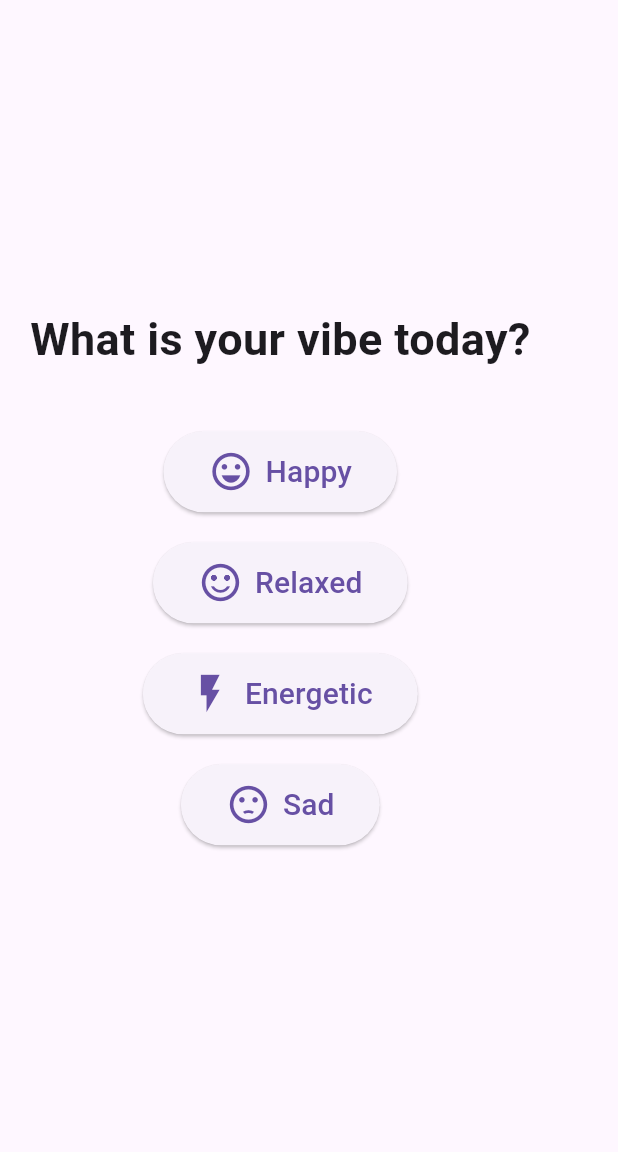
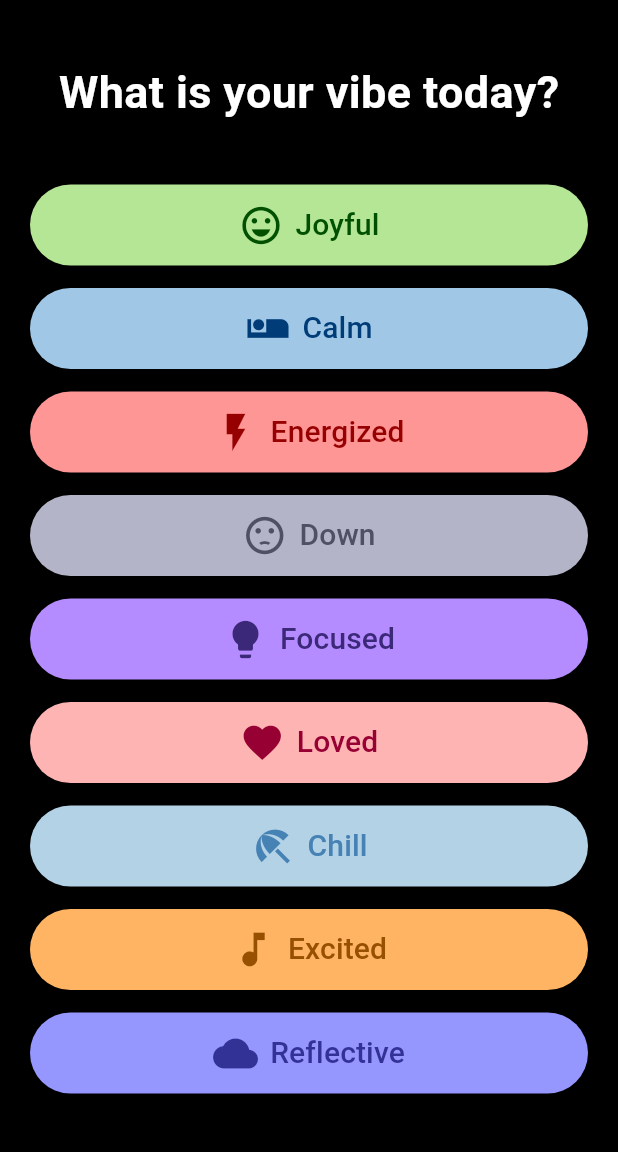
Before and after one commit to NamraAjmal/MusiCalm, a Flutter app: the screen it shows after launch, on a phone screen of 412 x 824 dp, the part 84-1236 px from its top. Run offline on Flutter 3.47's test engine with Material 3 defaults, Android fonts, the light colour scheme and no system bars.

Commit message:
Add moods on home screen

```diff
--- a/music_app/lib/screens/home_screen.dart
+++ b/music_app/lib/screens/home_screen.dart
@@ -9,43 +9,125 @@ class HomeScreen extends StatelessWidget {
         title: Text(
           'MusiCalm',
           style: TextStyle(
-              color: Colors.blue, fontSize: 30, fontWeight: FontWeight.bold),
+            color: Colors.blue,
+            fontSize: 30,
+            fontWeight: FontWeight.bold,
+          ),
         ),
         centerTitle: true,
         backgroundColor: Colors.black,
       ),
-      body: Padding(
+      body: Container(
+        color: Colors.black,
         padding: const EdgeInsets.all(20.0),
         child: Column(
           mainAxisAlignment: MainAxisAlignment.center,
           children: [
+            SizedBox(height: 20), // Space between logo and text
             Text(
               'What is your vibe today?',
-              style: TextStyle(fontSize: 30, fontWeight: FontWeight.bold),
+              style: TextStyle(
+                fontSize: 30,
+                fontWeight: FontWeight.bold,
+                color: Colors.white,
               ),
-            SizedBox(height: 40),
-            MoodButton(
-              mood: 'Happy',
-              color: Colors.green,
+            ),
+            SizedBox(height: 40), // Add some spacing below the text
+            Expanded(
+              child: ListView(
+                children: [
+                  Padding(
+                    padding: const EdgeInsets.only(bottom: 15.0),
+                    child: MoodButton(
+                      mood: 'Joyful',
+                      color: Color.fromARGB(255, 180, 230, 150), // Pastel Green
                       icon: Icons.sentiment_very_satisfied,
+                      textColor: Color.fromARGB(255, 0, 80, 0), // Dark Green
                     ),
-            SizedBox(height: 20),
-            MoodButton(
-              mood: 'Relaxed',
-              color: Colors.blue,
-              icon: Icons.sentiment_satisfied_alt,
                   ),
-            SizedBox(height: 20),
-            MoodButton(
-              mood: 'Energetic',
-              color: Colors.red,
+                  Padding(
+                    padding: const EdgeInsets.only(bottom: 15.0),
+                    child: MoodButton(
+                      mood: 'Calm',
+                      color: Color.fromARGB(255, 160, 200, 230), // Pastel Blue
+                      icon: Icons.airline_seat_individual_suite,
+                      textColor: Color.fromARGB(255, 0, 60, 120), // Darker Blue
+                    ),
+                  ),
+                  Padding(
+                    padding: const EdgeInsets.only(bottom: 15.0),
+                    child: MoodButton(
+                      mood: 'Energized',
+                      color: Color.fromARGB(255, 255, 150, 150), // Pastel Red
                       icon: Icons.flash_on,
+                      textColor: Color.fromARGB(255, 150, 0, 0), // Dark Red
                     ),
-            SizedBox(height: 20),
-            MoodButton(
-              mood: 'Sad',
-              color: Colors.blueGrey,
+                  ),
+                  Padding(
+                    padding: const EdgeInsets.only(bottom: 15.0),
+                    child: MoodButton(
+                      mood: 'Down',
+                      color: Color.fromARGB(
+                          255, 180, 180, 200), // Pastel Slate Gray
                       icon: Icons.sentiment_dissatisfied,
+                      textColor:
+                          Color.fromARGB(255, 80, 80, 100), // Darker Slate Gray
+                    ),
+                  ),
+                  Padding(
+                    padding: const EdgeInsets.only(bottom: 15.0),
+                    child: MoodButton(
+                      mood: 'Focused',
+                      color:
+                          Color.fromARGB(255, 180, 140, 255), // Pastel Indigo
+                      icon: Icons.lightbulb,
+                      textColor:
+                          Color.fromARGB(255, 60, 40, 120), // Dark Indigo
+                    ),
+                  ),
+                  Padding(
+                    padding: const EdgeInsets.only(bottom: 15.0),
+                    child: MoodButton(
+                      mood: 'Loved',
+                      color: Color.fromARGB(255, 255, 180, 180), // Pastel Red
+                      icon: Icons.favorite,
+                      textColor: Color.fromARGB(255, 150, 0, 50), // Dark Pink
+                    ),
+                  ),
+                  Padding(
+                    padding: const EdgeInsets.only(bottom: 15.0),
+                    child: MoodButton(
+                      mood: 'Chill',
+                      color: Color.fromARGB(
+                          255, 180, 210, 230), // Pastel Steel Blue
+                      icon: Icons.beach_access,
+                      textColor:
+                          Color.fromARGB(255, 70, 130, 180), // Steel Blue
+                    ),
+                  ),
+                  Padding(
+                    padding: const EdgeInsets.only(bottom: 15.0),
+                    child: MoodButton(
+                      mood: 'Excited',
+                      color:
+                          Color.fromARGB(255, 255, 180, 100), // Pastel Orange
+                      icon: Icons.music_note,
+                      textColor: Color.fromARGB(255, 150, 80, 0), // Dark Orange
+                    ),
+                  ),
+                  Padding(
+                    padding: const EdgeInsets.only(bottom: 15.0),
+                    child: MoodButton(
+                      mood: 'Reflective',
+                      color: Color.fromARGB(
+                          255, 150, 150, 255), // Pastel Midnight Blue
+                      icon: Icons.cloud,
+                      textColor:
+                          Color.fromARGB(255, 50, 50, 150), // Darker Blue
+                    ),
+                  ),
+                ],
+              ),
             ),
           ],
         ),
--- a/music_app/lib/screens/mood_button.dart
+++ b/music_app/lib/screens/mood_button.dart
@@ -1,33 +1,32 @@
 import 'package:flutter/material.dart';
-import 'song_recommendation_page.dart';
 
 class MoodButton extends StatelessWidget {
   final String mood;
   final Color color;
   final IconData icon;
+  final Color textColor;
 
   const MoodButton({
     required this.mood,
     required this.color,
     required this.icon,
+    required this.textColor,
   });
 
   @override
   Widget build(BuildContext context) {
     return ElevatedButton.icon(
-      onPressed: () {
-        Navigator.push(
-          context,
-          MaterialPageRoute(
-              builder: (context) => SongRecommendationPage(mood: mood)),
-        );
-      },
-      icon: Icon(icon, size: 30),
+      onPressed: () {},
+      icon: Icon(icon, size: 30, color: textColor),
       label: Text(
         mood,
-        style: TextStyle(fontSize: 20),
+        style: TextStyle(
+          fontSize: 20,
+          color: textColor,
+        ),
       ),
       style: ElevatedButton.styleFrom(
+        backgroundColor: color,
         padding: EdgeInsets.symmetric(vertical: 12, horizontal: 30),
       ),
     );
```
Lines whose indentation alone changed are shown as unchanged.
